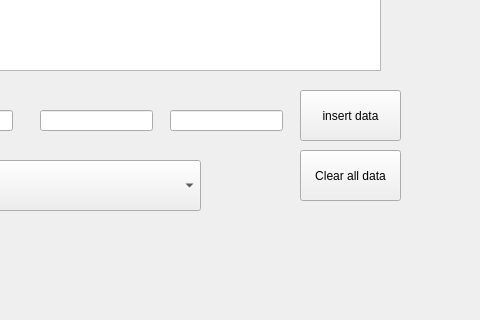
The window that databases/geopoints_widget/geopoints_widget.ui (ValeryStk/satellite_comparator) describes before a commit, drawn with Qt 5; both pictures show x 320 to 800 and y 280 to 600 of the 800 by 600 pixel window.
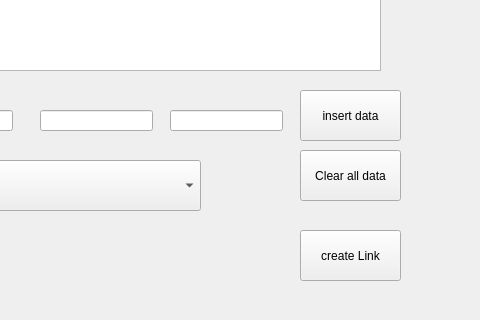
The same window after the commit.

Commit message: geo_points (link existing points to current uri))

The edit to the form file:
```diff
--- a/databases/geopoints_widget/geopoints_widget.ui
+++ b/databases/geopoints_widget/geopoints_widget.ui
@@ -131,6 +131,19 @@
     </rect>
    </property>
   </widget>
+  <widget class="QPushButton" name="pushButton_link_point">
+   <property name="geometry">
+    <rect>
+     <x>620</x>
+     <y>510</y>
+     <width>101</width>
+     <height>51</height>
+    </rect>
+   </property>
+   <property name="text">
+    <string>create Link</string>
+   </property>
+  </widget>
  </widget>
  <resources/>
  <connections/>
```
The commit also changes 1 other file.
